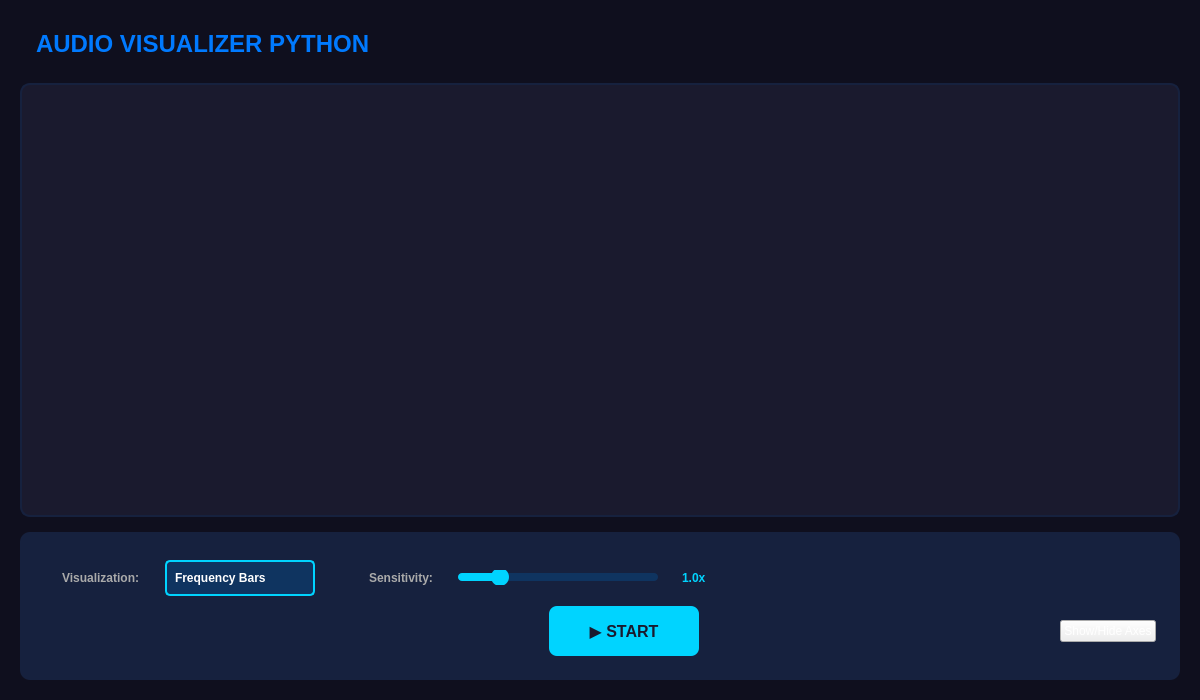
Old version of the form main_window.ui in the repository king-mason/audio-visualizer.
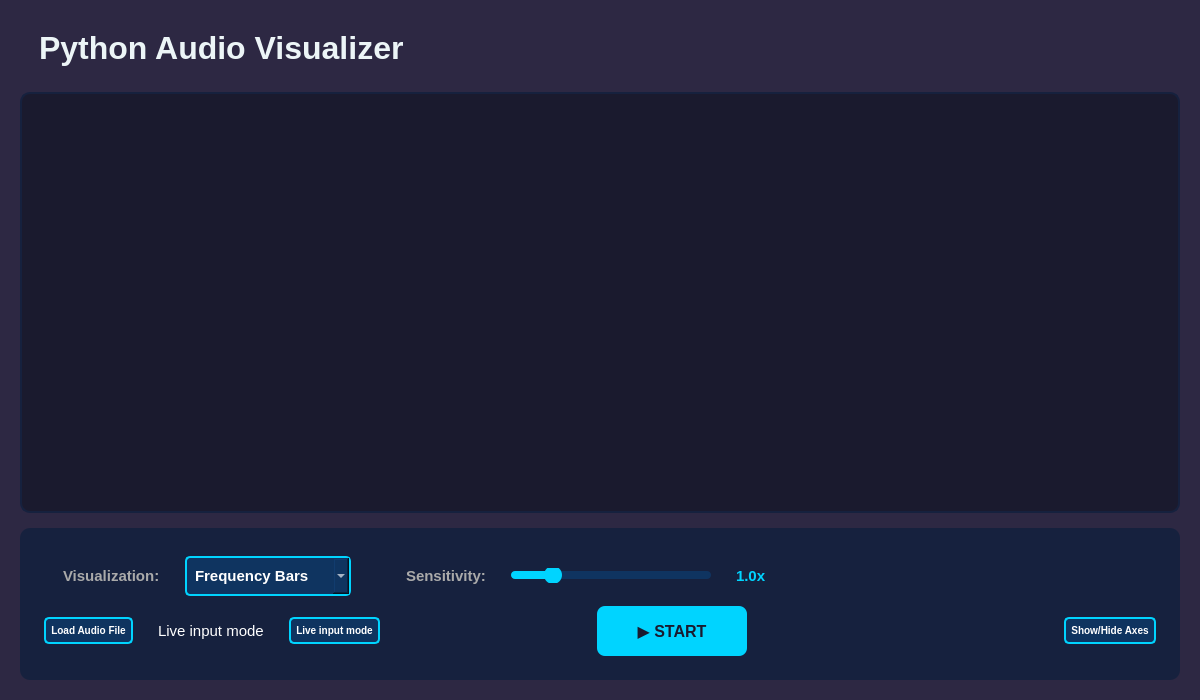
New version of the form.

The edit to the form file:
```diff
--- a/main_window.ui
+++ b/main_window.ui
@@ -15,12 +15,13 @@
   </property>
   <property name="styleSheet">
    <string notr="true">QMainWindow {
-    background-color: #0f0f1e;
+    background-color: rgba(45, 40, 67, 1);
 }
 
 QWidget {
     color: white;
-    font-family: Arial;
+    font-family: &quot;Segoe UI&quot;, &quot;San Francisco&quot;, &quot;Inter&quot;, &quot;Roboto&quot;, &quot;Helvetica Neue&quot;, Arial, sans-serif;
+    font-size: 11pt;
 }</string>
   </property>
   <widget class="QWidget" name="centralwidget">
@@ -45,13 +46,13 @@
       <item>
        <widget class="QLabel" name="titleLabel">
         <property name="styleSheet">
-         <string notr="true">color: rgb(12, 101, 211); 
-            font-size: 18pt; 
-            font-weight: bold; 
-            padding: 10px;</string>
+         <string notr="true">color: rgb(0, 0, 0); 
+font-size: 24pt; 
+font-weight: bold;
+padding: 10px;</string>
         </property>
         <property name="text">
-         <string>&lt;html&gt;&lt;head/&gt;&lt;body&gt;&lt;p&gt;&lt;span style=&quot; color:#007aff;&quot;&gt;AUDIO VISUALIZER PYTHON&lt;/span&gt;&lt;/p&gt;&lt;/body&gt;&lt;/html&gt;</string>
+         <string>&lt;html&gt;&lt;head/&gt;&lt;body&gt;&lt;p&gt;&lt;span style=&quot; color:#ecf5f7;&quot;&gt;Python Audio Visualizer&lt;/span&gt;&lt;/p&gt;&lt;/body&gt;&lt;/html&gt;</string>
         </property>
        </widget>
       </item>
@@ -193,15 +194,6 @@
                 padding: 8px;
                 font-weight: bold;
             }
-            QComboBox::drop-down {
-                border: none;
-            }
-            QComboBox::down-arrow {
-                image: none;
-                border-left: 5px solid transparent;
-                border-right: 5px solid transparent;
-                border-top: 5px solid #00d4ff;
-            }
             QComboBox QAbstractItemView {
                 background-color: #0f3460;
                 color: white;
@@ -348,20 +340,72 @@
        <item>
         <layout class="QHBoxLayout" name="bottomControlRow">
          <item>
-          <spacer name="horizontalSpacer">
-           <property name="orientation">
-            <enum>Qt::Horizontal</enum>
+          <widget class="QPushButton" name="loadButton">
+           <property name="styleSheet">
+            <string notr="true">QPushButton {
+                background-color: #0f3460;
+                color: white;
+                border: 2px solid #00d4ff;
+                border-radius: 5px;
+                padding: 5px;
+                font-size: 10px;
+                font-weight: bold;
+            }
+            QPushButton:hover {
+                background-color: #00b8d4;
+                color: black;
+            }
+            QPushButton:pressed {
+                background-color: #0097a7;
+                color: black;
+            }</string>
            </property>
-           <property name="sizeType">
-            <enum>QSizePolicy::Fixed</enum>
+           <property name="text">
+            <string>Load Audio File</string>
            </property>
-           <property name="sizeHint" stdset="0">
+          </widget>
+         </item>
+         <item>
+          <widget class="QLabel" name="loadLabel">
+           <property name="minimumSize">
             <size>
-             <width>150</width>
-             <height>20</height>
+             <width>100</width>
+             <height>0</height>
             </size>
            </property>
-          </spacer>
+           <property name="lineWidth">
+            <number>1</number>
+           </property>
+           <property name="text">
+            <string>Live input mode</string>
+           </property>
+          </widget>
+         </item>
+         <item>
+          <widget class="QPushButton" name="liveInputButton">
+           <property name="styleSheet">
+            <string notr="true">QPushButton {
+                background-color: #0f3460;
+                color: white;
+                border: 2px solid #00d4ff;
+                border-radius: 5px;
+                padding: 5px;
+                font-size: 10px;
+                font-weight: bold;
+            }
+            QPushButton:hover {
+                background-color: #00b8d4;
+                color: black;
+            }
+            QPushButton:pressed {
+                background-color: #0097a7;
+                color: black;
+            }</string>
+           </property>
+           <property name="text">
+            <string>Live input mode</string>
+           </property>
+          </widget>
          </item>
          <item>
           <spacer name="buttonSpacer1">
@@ -424,8 +468,43 @@
            </property>
           </spacer>
          </item>
+         <item>
+          <spacer name="horizontalSpacer">
+           <property name="orientation">
+            <enum>Qt::Horizontal</enum>
+           </property>
+           <property name="sizeType">
+            <enum>QSizePolicy::Fixed</enum>
+           </property>
+           <property name="sizeHint" stdset="0">
+            <size>
+             <width>100</width>
+             <height>20</height>
+            </size>
+           </property>
+          </spacer>
+         </item>
          <item>
           <widget class="QPushButton" name="axesButton">
+           <property name="styleSheet">
+            <string notr="true">QPushButton {
+                background-color: #0f3460;
+                color: white;
+                border: 2px solid #00d4ff;
+                border-radius: 5px;
+                padding: 5px;
+                font-size: 10px;
+                font-weight: bold;
+            }
+            QPushButton:hover {
+                background-color: #00b8d4;
+                color: black;
+            }
+            QPushButton:pressed {
+                background-color: #0097a7;
+                color: black;
+            }</string>
+           </property>
            <property name="text">
             <string>Show/Hide Axes</string>
            </property>
```
Left out of the diff: 7 changed lines with no effect on the pictures.
